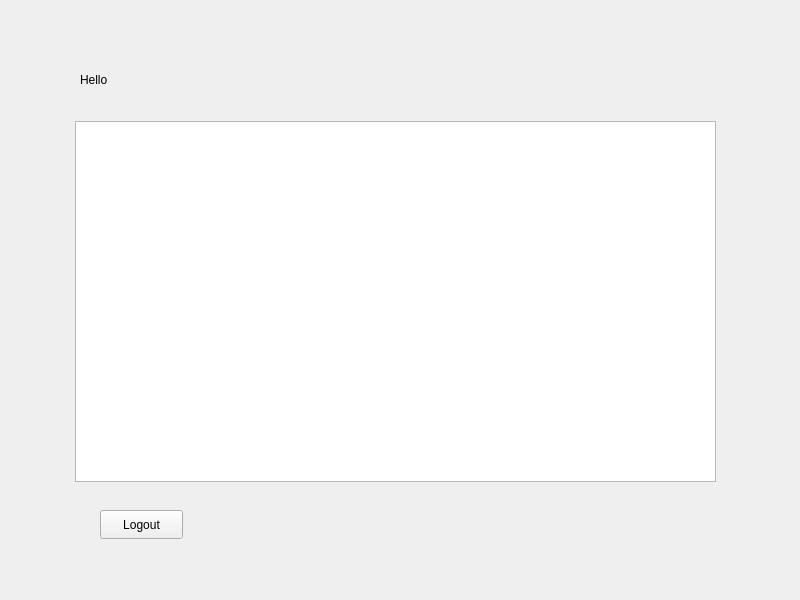
This is cinema/welcome.ui in ArithAmer/CinemaRegister as Qt 5 draws it before an edit. The edited form follows.
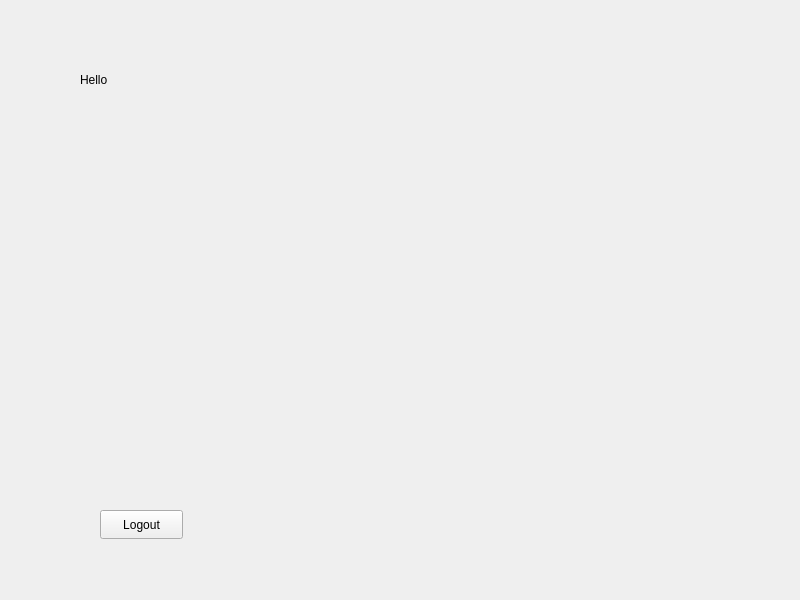
This is the edited form. Icons and pictures are not drawn.

```diff
--- a/cinema/welcome.ui
+++ b/cinema/welcome.ui
@@ -13,16 +13,6 @@
   <property name="windowTitle">
    <string>Form</string>
   </property>
-  <widget class="QGraphicsView" name="graphicsView">
-   <property name="geometry">
-    <rect>
-     <x>75</x>
-     <y>121</y>
-     <width>641</width>
-     <height>361</height>
-    </rect>
-   </property>
-  </widget>
   <widget class="QLabel" name="label">
    <property name="geometry">
     <rect>
```
Left out of the diff: 16 changed lines with no effect on the pictures.
